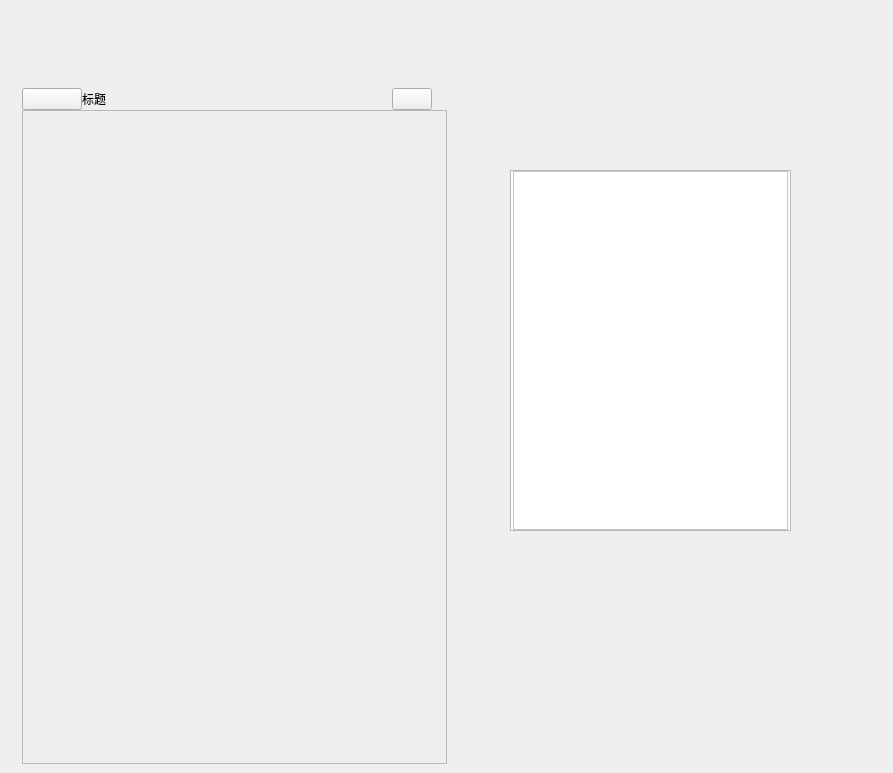
This is source/Main/MainWin.ui in yxingqin/CulcaMaid as Qt 5 draws it before an edit. The edited form follows.
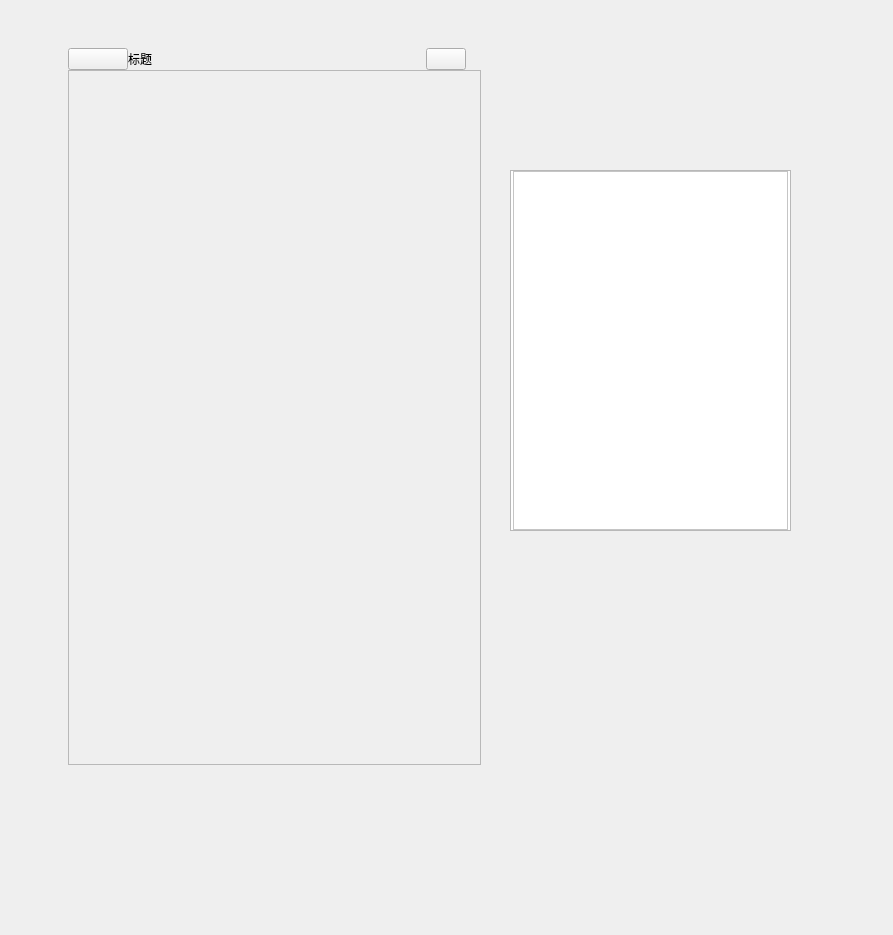
This is the edited form. The open tabs and pages were chosen to show the change. Icons and pictures are not drawn. Custom widgets are drawn as their Qt base class.

Diff of the .ui file:
```diff
--- a/source/Main/MainWin.ui
+++ b/source/Main/MainWin.ui
@@ -7,7 +7,7 @@
     <x>0</x>
     <y>0</y>
     <width>893</width>
-    <height>773</height>
+    <height>935</height>
    </rect>
   </property>
   <property name="sizePolicy">
@@ -100,10 +100,10 @@
   <widget class="QWidget" name="wdg_main" native="true">
    <property name="geometry">
     <rect>
-     <x>20</x>
-     <y>80</y>
+     <x>60</x>
+     <y>40</y>
      <width>429</width>
-     <height>684</height>
+     <height>733</height>
     </rect>
    </property>
    <property name="sizePolicy">
@@ -117,16 +117,16 @@
      <number>0</number>
     </property>
     <property name="leftMargin">
-     <number>2</number>
+     <number>8</number>
     </property>
     <property name="topMargin">
      <number>8</number>
     </property>
     <property name="rightMargin">
-     <number>2</number>
+     <number>8</number>
     </property>
     <property name="bottomMargin">
-     <number>0</number>
+     <number>8</number>
     </property>
     <item>
      <layout class="QHBoxLayout" name="horizontalLayout">
```
Left out of the diff: 4 changed lines with no effect on the pictures.
